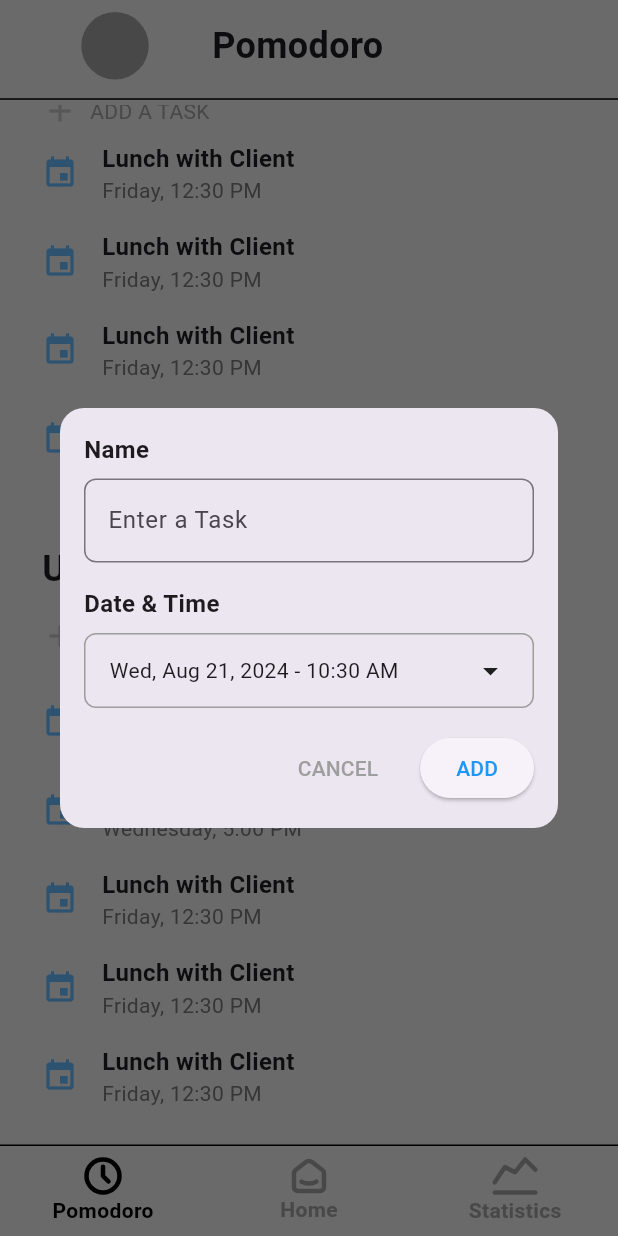
After one commit to gokseennn/flutter_pomodoro_app, a Flutter app: the HomeScreen screen opened by its route, scrolled down 290 dp, after a tap on "ADD A TASK", on a phone screen of 412 x 824 dp. The commit adds this screen. Run offline on Flutter 3.47's test engine with Material 3 defaults, Android fonts, the phone set to English and light mode, and no system bars; our stand-ins replace dio, flutter_svg, get, google_fonts, shared_preferences, syncfusion_flutter_charts; accounts and stored records are empty.

```diff
--- a/lib/common/services/auth_service/auth_service_repository.dart
+++ b/lib/common/services/auth_service/auth_service_repository.dart
@@ -29,6 +29,7 @@ class AuthServiceRepository {
                   response.headers['Authorization']?.map((e) => e).join('; ') ??
                       ''
             });
+            print(response.data['data']);
             return User.fromJson(response.data['data']);
           }
           return null;
--- a/lib/general-ms/home/controller/home_binding.dart
+++ b/lib/general-ms/home/controller/home_binding.dart
@@ -1,9 +1,11 @@
 import 'package:get/get.dart';
 import 'package:pomodoro_app/general-ms/home/controller/home_controller.dart';
+import 'package:pomodoro_app/general-ms/home/controller/home_repository.dart';
 
 class HomeBinding extends Bindings {
   @override
   void dependencies() {
     Get.lazyPut<HomeController>(() => HomeController());
+    Get.lazyPut<HomeRepository>(() => HomeRepository());
   }
 }
--- a/lib/general-ms/home/controller/home_controller.dart
+++ b/lib/general-ms/home/controller/home_controller.dart
@@ -1,3 +1,66 @@
+import 'package:flutter/material.dart';
 import 'package:get/get.dart';
+import 'package:pomodoro_app/general-ms/home/controller/home_repository.dart';
+import 'package:pomodoro_app/general-ms/home/model/add_task_dto.dart';
 
-class HomeController extends GetxController {}
+class HomeController extends GetxController {
+  final _repository = Get.find<HomeRepository>();
+
+  final TextEditingController taskTextEditingController =
+      TextEditingController();
+
+  final Rx<DateTime> selectedDateTime = DateTime.now().obs;
+
+  void updateDateTime(DateTime newDateTime) {
+    selectedDateTime.value = newDateTime;
+  }
+
+  Future<void> selectDateTime(BuildContext context) async {
+    final dateTime = await showDateTimePicker(
+      context: context,
+      initialDateTime: selectedDateTime.value,
+    );
+    if (dateTime != null) {
+      updateDateTime(dateTime);
+    }
+  }
+
+  Future<DateTime?> showDateTimePicker({
+    required BuildContext context,
+    DateTime? initialDateTime,
+  }) {
+    return showDatePicker(
+      context: context,
+      initialDate: initialDateTime ?? DateTime.now(),
+      firstDate: DateTime.now(),
+      lastDate: DateTime(2100),
+    ).then((date) {
+      if (date != null) {
+        return showTimePicker(
+          context: context,
+          initialTime: TimeOfDay.fromDateTime(date),
+        ).then((time) {
+          if (time != null) {
+            return DateTime(
+              date.year,
+              date.month,
+              date.day,
+              time.hour,
+              time.minute,
+            );
+          }
+          return null;
+        });
+      }
+      return null;
+    });
+  }
+
+  void addNewHabit() async {
+    var response = await _repository.addTask(AddTaskDto(
+      title: taskTextEditingController.text,
+      datetime: selectedDateTime.value,
+    ));
+    print(response == true ? "Task added successfully" : "Task failed to add");
+  }
+}
--- /dev/null
+++ b/lib/general-ms/home/controller/home_repository.dart
@@ -0,0 +1,19 @@
+import 'package:get/get.dart';
+import 'package:pomodoro_app/common/services/api_service/api_service.dart';
+import 'package:pomodoro_app/common/services/api_service/model/http_method_enum.dart';
+import 'package:pomodoro_app/common/util.dart';
+import 'package:pomodoro_app/general-ms/home/model/add_task_dto.dart';
+
+class HomeRepository {
+  final _apiService = Get.find<ApiService>();
+  Future<bool> addTask(AddTaskDto task) => _apiService
+          .request(
+              showError: true,
+              showLoader: true,
+              path: "http://localhost:5111/api/Task",
+              method: HttpMethod.post,
+              data: task.toJson())
+          .then((response) {
+        return response?.isOk ?? false;
+      });
+}
--- /dev/null
+++ b/lib/general-ms/home/model/add_task_dto.dart
@@ -0,0 +1,10 @@
+class AddTaskDto {
+  String title;
+  DateTime datetime;
+  AddTaskDto({required this.title, required this.datetime});
+
+  Map<String, dynamic> toJson() => {
+        'title': title,
+        'dueDate': datetime.toIso8601String(),
+      };
+}
--- /dev/null
+++ b/lib/general-ms/home/view/components/add_task.dart
@@ -0,0 +1,103 @@
+import 'package:flutter/material.dart';
+import 'package:get/get.dart';
+import 'package:intl/intl.dart';
+import 'package:pomodoro_app/general-ms/home/controller/home_controller.dart';
+
+class AddTask extends StatelessWidget {
+  const AddTask({super.key, required this.controller});
+  final HomeController controller;
+
+  @override
+  Widget build(BuildContext context) {
+    return Dialog(
+      shape: RoundedRectangleBorder(
+        borderRadius: BorderRadius.circular(16.0),
+      ),
+      child: Padding(
+        padding: const EdgeInsets.all(16.0),
+        child: Column(
+          mainAxisSize: MainAxisSize.min,
+          crossAxisAlignment: CrossAxisAlignment.start,
+          children: [
+            const Text(
+              'Name',
+              style: TextStyle(
+                fontWeight: FontWeight.bold,
+                fontSize: 16.0,
+              ),
+            ),
+            const SizedBox(height: 8.0),
+            TextField(
+              controller: controller.taskTextEditingController,
+              decoration: InputDecoration(
+                hintText: 'Enter a Task',
+                border: OutlineInputBorder(
+                  borderRadius: BorderRadius.circular(8.0),
+                ),
+              ),
+            ),
+            const SizedBox(height: 16.0),
+            const Text(
+              'Date & Time',
+              style: TextStyle(
+                fontWeight: FontWeight.bold,
+                fontSize: 16.0,
+              ),
+            ),
+            const SizedBox(height: 8.0),
+            Obx(() => InkWell(
+                  onTap: () async {
+                    await controller.selectDateTime(context);
+                  },
+                  child: Container(
+                    padding: const EdgeInsets.symmetric(
+                        vertical: 12.0, horizontal: 16.0),
+                    decoration: BoxDecoration(
+                      border: Border.all(color: Colors.grey),
+                      borderRadius: BorderRadius.circular(8.0),
+                    ),
+                    child: Row(
+                      mainAxisAlignment: MainAxisAlignment.spaceBetween,
+                      children: [
+                        Text(
+                          DateFormat('EEE, MMM d, yyyy - h:mm a')
+                              .format(controller.selectedDateTime.value),
+                        ),
+                        const Icon(Icons.arrow_drop_down),
+                      ],
+                    ),
+                  ),
+                )),
+            const SizedBox(height: 16.0),
+            Row(
+              mainAxisAlignment: MainAxisAlignment.end,
+              children: [
+                TextButton(
+                  onPressed: () {
+                    Get.back(); // Close the dialog
+                  },
+                  child: const Text(
+                    'CANCEL',
+                    style: TextStyle(
+                      color: Colors.grey,
+                    ),
+                  ),
+                ),
+                const SizedBox(width: 16.0),
+                ElevatedButton(
+                  onPressed: () async {
+                    controller.addNewHabit(); // Add new habit logic here
+                  },
+                  style: ElevatedButton.styleFrom(
+                    foregroundColor: Colors.blue,
+                  ),
+                  child: const Text('ADD'),
+                ),
+              ],
+            ),
+          ],
+        ),
+      ),
+    );
+  }
+}
--- a/lib/general-ms/home/view/home_screen.dart
+++ b/lib/general-ms/home/view/home_screen.dart
@@ -1,6 +1,8 @@
 import 'package:flutter/material.dart';
+import 'package:get/get.dart';
 import 'package:pomodoro_app/common/common_screen.dart';
 import 'package:pomodoro_app/general-ms/home/controller/home_controller.dart';
+import 'package:pomodoro_app/general-ms/home/view/components/add_task.dart';
 
 class HomeScreen extends StatelessWidget {
   const HomeScreen({super.key});
@@ -51,22 +53,25 @@ class HomeScreen extends StatelessWidget {
                       ),
                     ),
                   ),
-                  Padding(
+                  InkWell(
+                    onTap: controller.addNewHabit,
+                    child: Padding(
                       padding: const EdgeInsets.only(left: 8.0),
                       child: Column(
                         children: [
                           Text(
                             'ADD/EDIT',
-                          style:
-                              TextStyle(color: Colors.grey[500], fontSize: 12),
+                            style: TextStyle(
+                                color: Colors.grey[500], fontSize: 12),
                           ),
                           const SizedBox(width: 4),
                           Text(
                             'HABIT',
-                          style:
-                              TextStyle(color: Colors.grey[500], fontSize: 12),
+                            style: TextStyle(
+                                color: Colors.grey[500], fontSize: 12),
                           ),
                         ],
+                      ),
                     ),
                   ),
                   const SizedBox(height: 40),
@@ -78,15 +83,24 @@ class HomeScreen extends StatelessWidget {
                     ),
                   ),
                   const SizedBox(height: 16),
-                  Row(
+                  InkWell(
+                    onTap: () {
+                      Get.dialog(AddTask(
+                        controller: controller,
+                      ));
+                    },
+                    child: Row(
+                      mainAxisSize: MainAxisSize.min,
                       children: [
                         Icon(Icons.add, color: Colors.grey[400]),
                         const SizedBox(width: 8),
                         Text(
                           'ADD A TASK',
-                        style: TextStyle(color: Colors.grey[500], fontSize: 14),
+                          style:
+                              TextStyle(color: Colors.grey[500], fontSize: 14),
                         ),
                       ],
+                    ),
                   ),
                   _buildEventItem('Lunch with Client', 'Friday, 12:30 PM'),
                   _buildEventItem('Lunch with Client', 'Friday, 12:30 PM'),
--- a/lib/main.dart
+++ b/lib/main.dart
@@ -41,6 +41,7 @@ void main() async {
     permanent: true,
   );
   Get.put(AuthService(), permanent: true).init();
+
   runApp(MyApp());
 }
 
--- a/pubspec.yaml
+++ b/pubspec.yaml
@@ -42,6 +42,7 @@ dependencies:
   syncfusion_flutter_charts: ^26.2.9
   shared_preferences: ^2.3.2
   dio: ^5.6.0
+  intl: ^0.19.0
 
 dev_dependencies:
   flutter_test:
```
Also changed, not shown: lib/common/services/api_service/api_service.dart (+16 -0 lines), lib/common/services/auth_service/auth_service.dart (+5 -3 lines), lib/user-ms/sign-in/controller/sign_in_controller.dart (+6 -1 lines), pubspec.lock. Lines whose indentation alone changed are shown as unchanged.
